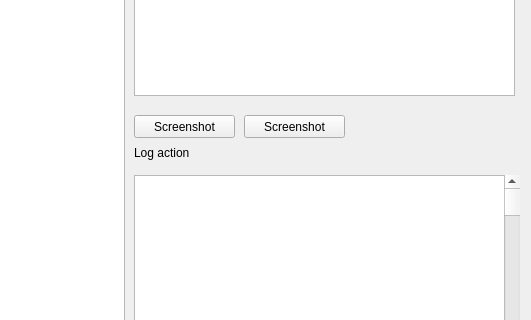
First picture: the form in app/client/ui/MainClient.ui, repository mdnam2410/hcmus-cn-socket, before the edit; both pictures show x 356 to 887 and y 244 to 564 of the 887 by 769 pixel window.
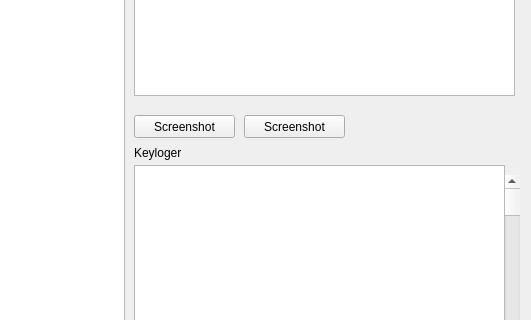
Second picture: the form after the edit. Icons and pictures are not drawn.

The edit to the form file:
```diff
--- a/app/client/ui/MainClient.ui
+++ b/app/client/ui/MainClient.ui
@@ -107,16 +107,6 @@
      </property>
     </widget>
    </widget>
-   <widget class="QListView" name="listView">
-    <property name="geometry">
-     <rect>
-      <x>490</x>
-      <y>400</y>
-      <width>381</width>
-      <height>321</height>
-     </rect>
-    </property>
-   </widget>
    <widget class="QLabel" name="label_5">
     <property name="geometry">
      <rect>
@@ -127,7 +117,7 @@
      </rect>
     </property>
     <property name="text">
-     <string>Log action</string>
+     <string>Keyloger</string>
     </property>
    </widget>
    <widget class="QScrollBar" name="verticalScrollBar">
@@ -261,6 +251,19 @@
      </property>
     </widget>
    </widget>
+   <widget class="QTextEdit" name="keylog">
+    <property name="geometry">
+     <rect>
+      <x>490</x>
+      <y>390</y>
+      <width>371</width>
+      <height>331</height>
+     </rect>
+    </property>
+    <property name="readOnly">
+     <bool>true</bool>
+    </property>
+   </widget>
   </widget>
   <widget class="QMenuBar" name="menubar">
    <property name="geometry">
```
Left out of the diff: 11 changed lines with no effect on the pictures.
